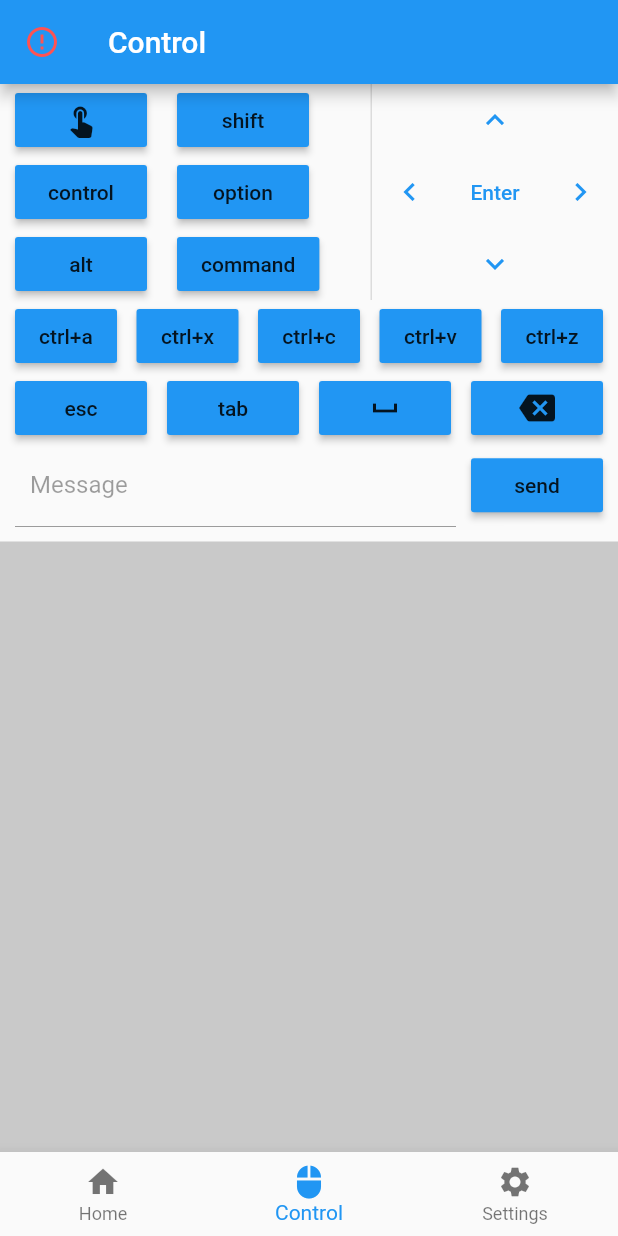
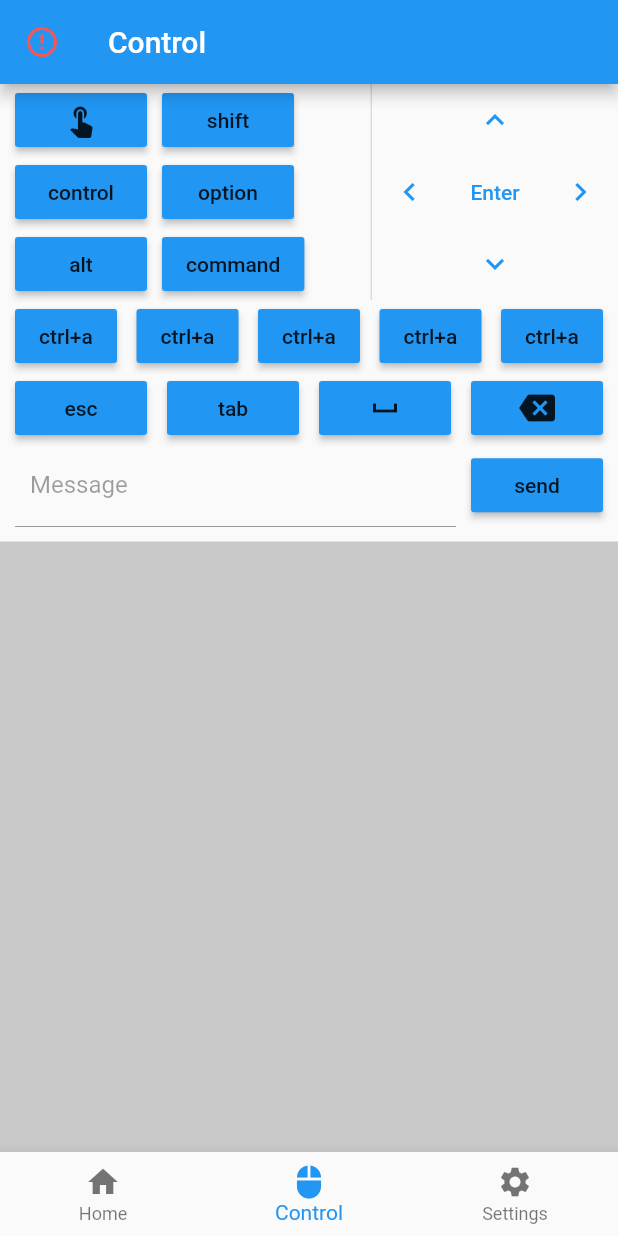
Before and after one commit to MonkeyInWind/PCControlClient, a Flutter app: the screen it shows after launch, item 2 of the bottom bar chosen, on a phone screen of 412 x 824 dp. Run offline on Flutter 3.47's test engine with Material 2 defaults, Android fonts, the phone set to English and light mode, and no system bars; our stand-ins replace flutter_mobx, mobx; generated files the repository leaves out were written again.

Commit message:
封装button

```diff
--- /dev/null
+++ b/lib/components/Button.dart
@@ -0,0 +1,25 @@
+import 'package:flutter/material.dart';
+
+materialButton({
+  double width,
+  String text,
+  IconData icon,
+  List<double> padding = const [0, 0, 0, 0],
+  VoidCallback onPressed,
+  Color color = Colors.blue
+}) {
+  return Container(
+    width: width,
+    padding: EdgeInsets.only(
+      top: padding[0],
+      right: padding[1],
+      bottom: padding[2],
+      left: padding[3]
+    ),
+    child: MaterialButton(
+      color: color,
+      child: icon != null ? Icon(icon) : Text(text),
+      onPressed: onPressed
+    )
+  );
+}
--- a/lib/user_input/index.dart
+++ b/lib/user_input/index.dart
@@ -1,5 +1,6 @@
 import 'package:flutter/material.dart';
 import 'package:flutter_mobx/flutter_mobx.dart';
+import 'package:PCControlClient/components/Button.dart';
 import './../ws_store.dart';
 import 'index_store.dart';
 
@@ -29,83 +30,47 @@ class UserInputPage extends StatelessWidget{
                         ),
                         child: Wrap(
                           children: [
-                            Container(
-                              padding: EdgeInsets.only(
-                                left: 10,
-                                right: 10
-                              ),
-                              child: MaterialButton(
-                                color: Colors.blue,
-                                child: Icon(Icons.touch_app),
+                            materialButton(
+                              padding: [0, 10, 0, 10],
+                              icon: Icons.touch_app,
                               onPressed: (){
                                 inputFocusNode.unfocus();
                               },
-                              )
                             ),
-                            Container(
-                              padding: EdgeInsets.only(
-                                left: 10,
-                                right: 10
-                              ),
-                              child: MaterialButton(
-                                color: Colors.blue,
-                                child: Text('shift'),
+                            materialButton(
+                              padding: [0, 10, 0, 0],
+                              text: 'shift',
                               onPressed: (){
                                 inputFocusNode.unfocus();
                               },
-                              )
                             ),
-                            Container(
-                              padding: EdgeInsets.only(
-                                left: 10,
-                                right: 10
-                              ),
-                              child: MaterialButton(
-                                color: Colors.blue,
-                                child: Text('control'),
+                            materialButton(
+                              padding: [0, 10, 0, 10],
+                              text: 'control',
                               onPressed: (){
                                 inputFocusNode.unfocus();
                               },
-                              )
                             ),
-                            Container(
-                              padding: EdgeInsets.only(
-                                left: 10,
-                                right: 10
-                              ),
-                              child: MaterialButton(
-                                color: Colors.blue,
-                                child: Text('option'),
+                            materialButton(
+                              padding: [0, 10, 0, 0],
+                              text: 'option',
                               onPressed: (){
                                 inputFocusNode.unfocus();
                               },
-                              )
                             ),
-                            Container(
-                              padding: EdgeInsets.only(
-                                left: 10,
-                                right: 10
-                              ),
-                              child: MaterialButton(
-                                color: Colors.blue,
-                                child: Text('alt'),
+                            materialButton(
+                              padding: [0, 10, 0, 10],
+                              text: 'alt',
                               onPressed: (){
                                 inputFocusNode.unfocus();
                               },
-                              )
                             ),
-                            Container(
-                              padding: EdgeInsets.only(
-                                left: 10,
-                                right: 10
-                              ),
-                              child: MaterialButton(
-                                color: Colors.blue,
-                                child: Text('command'),
+                            materialButton(
+                              padding: [0, 10, 0, 0],
+                              text: 'command',
                               onPressed: (){
                                 inputFocusNode.unfocus();
                               },
-                              )
                             ),
                           ]
                         )
@@ -191,60 +156,45 @@ class UserInputPage extends StatelessWidget{
                 child: Row(
                   mainAxisAlignment: MainAxisAlignment.spaceBetween,
                   children: [
-                    Container(
+                    materialButton(
                       width: 68,
-                      child: MaterialButton(
-                        color: Colors.blue,
-                        child: Text('ctrl+a'),
+                      text: 'ctrl+a',
                       onPressed: (){
                         inputFocusNode.unfocus();
                         userInputStore.pressedHotKey('cmd+a');
-                        },
-                      )
+                      }
                     ),
-                    Container(
+                    materialButton(
                       width: 68,
-                      child: MaterialButton(
-                        color: Colors.blue,
-                        child: Text('ctrl+x'),
+                      text: 'ctrl+a',
                       onPressed: (){
                         inputFocusNode.unfocus();
                         userInputStore.pressedHotKey('cmd+x');
-                        },
-                      )
+                      }
                     ),
-                    Container(
+                    materialButton(
                       width: 68,
-                      child: MaterialButton(
-                        color: Colors.blue,
-                        child: Text('ctrl+c'),
+                      text: 'ctrl+a',
                       onPressed: (){
                         inputFocusNode.unfocus();
                         userInputStore.pressedHotKey('cmd+c');
-                        },
-                      )
+                      }
                     ),
-                    Container(
+                    materialButton(
                       width: 68,
-                      child: MaterialButton(
-                        color: Colors.blue,
-                        child: Text('ctrl+v'),
+                      text: 'ctrl+a',
                       onPressed: (){
                         inputFocusNode.unfocus();
                         userInputStore.pressedHotKey('cmd+v');
-                        },
-                      )
+                      }
                     ),
-                    Container(
+                    materialButton(
                       width: 68,
-                      child: MaterialButton(
-                        color: Colors.blue,
-                        child: Text('ctrl+z'),
+                      text: 'ctrl+a',
                       onPressed: (){
                         inputFocusNode.unfocus();
                         userInputStore.pressedHotKey('cmd+z');
-                        },
-                      )
+                      }
                     ),
                   ]
                 )
@@ -257,45 +207,33 @@ class UserInputPage extends StatelessWidget{
                 child: Row(
                   mainAxisAlignment: MainAxisAlignment.spaceBetween,
                   children: [
-                    Container(
-                      child: MaterialButton(
-                        color: Colors.blue,
-                        child: Text('esc'),
-                        onPressed: () {
+                    materialButton(
+                      text: 'esc',
+                      onPressed: (){
                         inputFocusNode.unfocus();
                         userInputStore.pressedKey('esc');
-                        },
-                      )
+                      }
                     ),
-                    Container(
-                      child: MaterialButton(
-                        color: Colors.blue,
-                        child: Text('tab'),
+                    materialButton(
+                      text: 'tab',
                       onPressed: (){
                         inputFocusNode.unfocus();
                         userInputStore.pressedKey('tab');
-                        },
-                      )
+                      }
                     ),
-                    Container(
-                      child: MaterialButton(
-                        color: Colors.blue,
-                        child: Icon(Icons.space_bar),
-                        onPressed: () {
+                    materialButton(
+                      icon: Icons.space_bar,
+                      onPressed: (){
                         inputFocusNode.unfocus();
                         userInputStore.pressedKey('space');
-                        },
-                      )
+                      }
                     ),
-                    Container(
-                      child: MaterialButton(
-                        color: Colors.blue,
-                        child: Icon(Icons.backspace),
-                        onPressed: () {
+                    materialButton(
+                      icon: Icons.backspace,
+                      onPressed: (){
                         inputFocusNode.unfocus();
                         userInputStore.pressedKey('backspace');
-                        },
-                      )
+                      }
                     ),
                   ]
                 )
--- a/lib/ws_store.dart
+++ b/lib/ws_store.dart
@@ -38,7 +38,7 @@ abstract class _WsStore with Store {
 
 	onWsMessage(data) {
 		var received = json.decode(data);
-		if (!received['result']) {
+		if (!received || !received['result']) {
 			print(received);
 			return;
 		}
```
Also changed, not shown: lib/bottom_nav/index.dart (deleted), 2 other files. Lines whose indentation alone changed are shown as unchanged.
